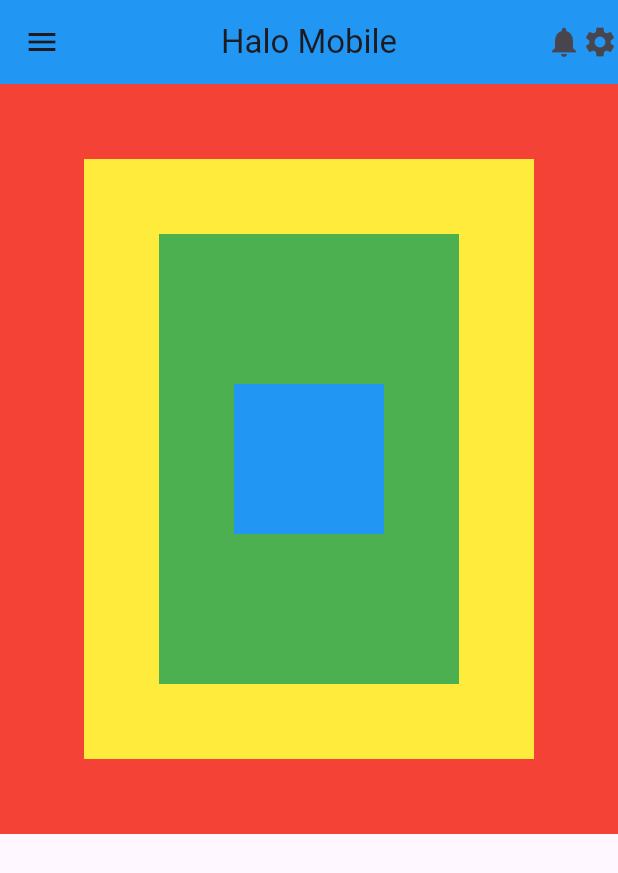
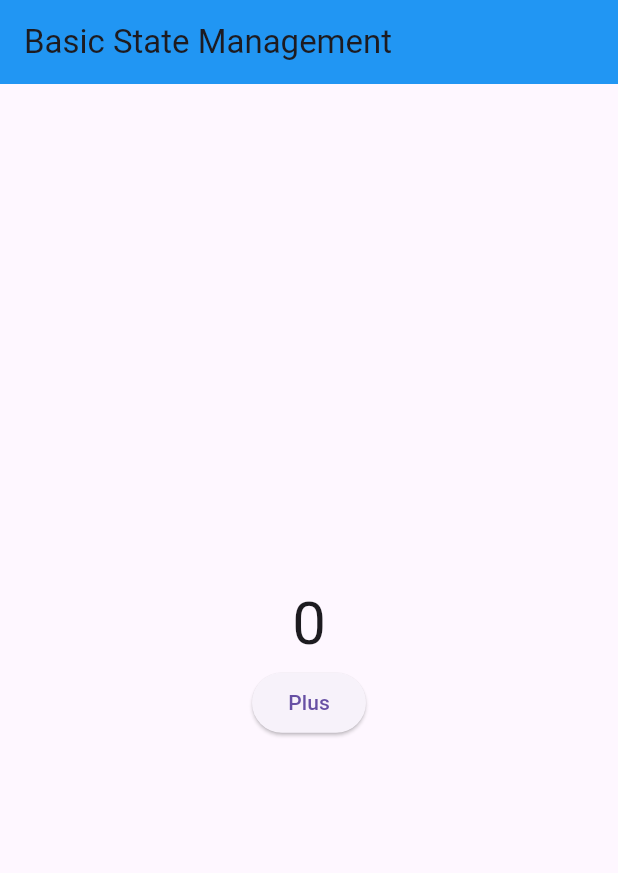
Before and after one commit to LeaOhyeah/belajar_flutter, a Flutter app: the screen it shows after launch, on a phone screen of 412 x 824 dp. Shown: the top 873 px of the screen. Run offline on Flutter 3.47's test engine with Material 3 defaults, Android fonts, the phone set to English and light mode, and no system bars.

Commit message:
feat(home) menambahkan fungsi plus
membuat tombol plus dan teks yang menampilkan data, jika tombol ditekan maka melakukan increment

```diff
--- a/lib/home.dart
+++ b/lib/home.dart
@@ -1,31 +1,30 @@
 import 'package:flutter/material.dart';
 
 class Home extends StatelessWidget {
-  const Home({super.key});
+  int _data = 0;
 
   @override
   Widget build(BuildContext context) {
     return Scaffold(
       appBar: AppBar(
-        leading: Icon(Icons.menu),
-        titleSpacing: 0,
-        centerTitle: true,
-        title: Text("Halo Mobile"),
-        actions: [
-          Icon(Icons.notifications),
-          Icon(Icons.settings),
-        ],
+        title: Text("Basic State Management"),
         backgroundColor: Colors.blue,
       ),
-      body: Stack(
-        alignment: Alignment.center,
-        children: [
-          Container(height: 500, color: Colors.red,),
-          Container(height: 400, width: 300, color: Colors.yellow,),
-          Container(height: 300, width: 200, color: Colors.green,),
-          Container(height: 100, width: 100, color: Colors.blue,),
-        ],
-      )
+      body: Center(
+        child: Column(
+          mainAxisAlignment: MainAxisAlignment.center,
+          children: [
+            Text(
+              '$_data',
+              style: TextStyle(fontSize: 40),
+            ),
+            ElevatedButton(onPressed: () {
+              _data++;
+              print(_data);
+            }, child: Text("Plus"))
+          ],
+        ),
+      ),
     );
   }
 }
```
